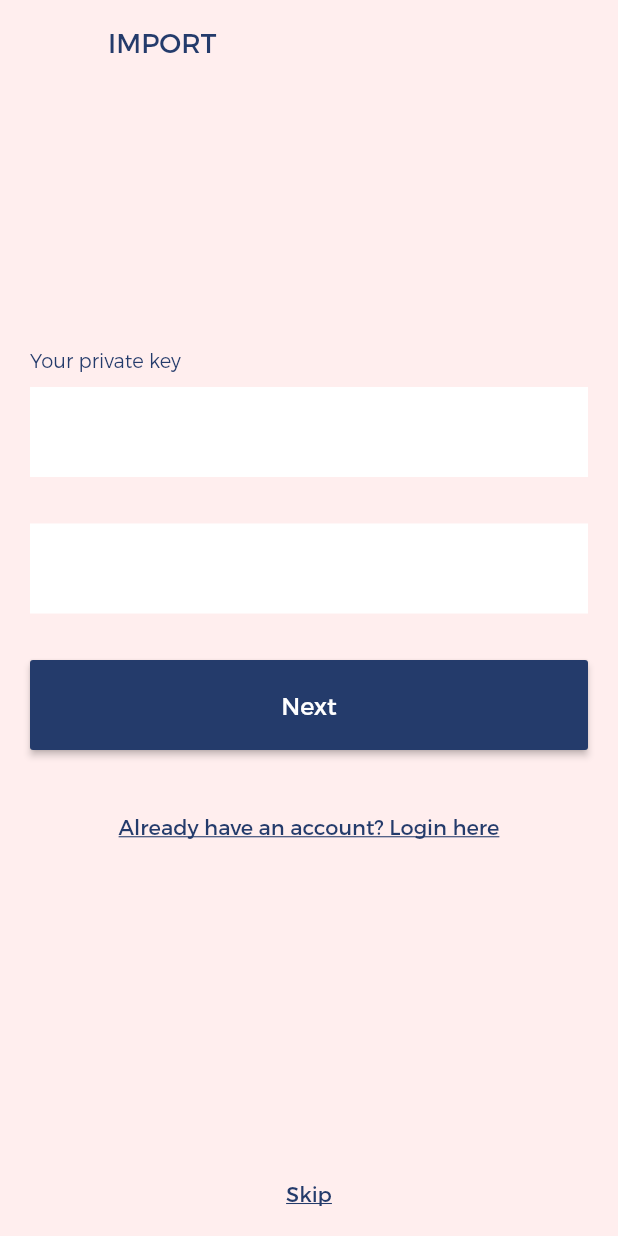
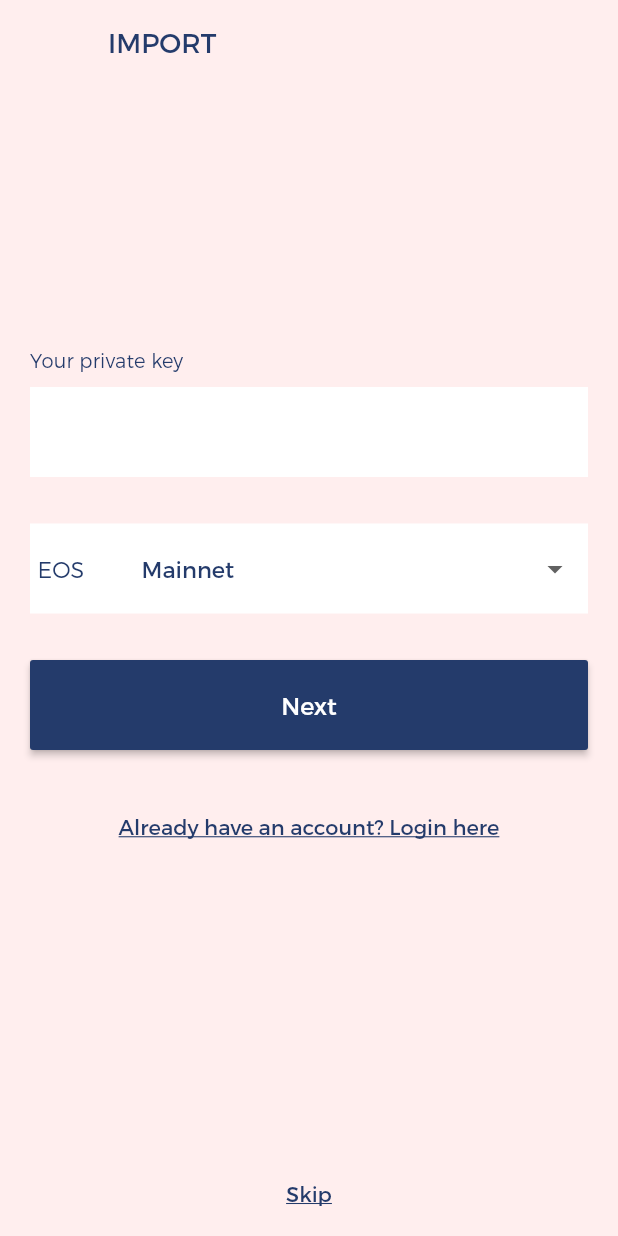
Before and after one commit to mroom-software/mr-pwd-mobile, a Flutter app: the screen it shows after launch, after a tap on "Import new private key", on a phone screen of 412 x 824 dp. Run offline on Flutter 3.47's test engine with Material 2 defaults, Android fonts, the phone set to English and light mode, and no system bars; our stand-ins replace dio, sqflite; accounts and stored records are empty.

Commit message:
[WIP] login + import flows

```diff
--- /dev/null
+++ b/lib/config/app.dart
@@ -0,0 +1,16 @@
+
+class AppConfig {
+
+
+  static final AppConfig _appConfig = new AppConfig._internal();
+
+  String baseURL = 'http://localhost:8000/api';
+
+  factory AppConfig() {
+    return _appConfig;
+  }
+
+  AppConfig._internal();
+}
+
+final app = AppConfig();
--- a/lib/routes.dart
+++ b/lib/routes.dart
@@ -16,7 +16,8 @@ class Routes extends StatelessWidget {
           title: TextStyle(fontSize: 18.0, fontStyle: FontStyle.normal, color: Color.fromRGBO(36, 59, 107, 1)),
           body1: TextStyle(fontSize: 15.0, fontStyle: FontStyle.normal, color: Color.fromRGBO(36, 59, 107, 1)),
           body2: TextStyle(fontSize: 15.0, fontWeight: FontWeight.w700, color: Color.fromRGBO(36, 59, 107, 1)),
-          display1: TextStyle(fontSize: 13.0, fontWeight: FontWeight.w100, color: Color.fromRGBO(36, 59, 107, 1)),
+          subtitle: TextStyle(fontSize: 13.0, fontWeight: FontWeight.w100, color: Color.fromRGBO(36, 59, 107, 1)),
+          display1: TextStyle(fontSize: 15.0, fontWeight: FontWeight.w100, color: Color.fromRGBO(36, 59, 107, 1)),
         ),
       ),
       routes: {
--- a/lib/screens/import.dart
+++ b/lib/screens/import.dart
@@ -33,7 +33,7 @@ class ImportScreen extends StatelessWidget {
                           padding: const EdgeInsets.fromLTRB(0, 0, 0, 10),
                           child: Text(
                             'Your private key',
-                            style: Theme.of(context).textTheme.display1,
+                            style: Theme.of(context).textTheme.subtitle,
                           ),
                         ),
                       )
--- a/lib/screens/login.dart
+++ b/lib/screens/login.dart
@@ -29,7 +29,7 @@ class LoginScreen extends StatelessWidget {
                         alignment: Alignment.bottomLeft,
                         child: Text(
                           'Password',
-                          style: Theme.of(context).textTheme.display1,
+                          style: Theme.of(context).textTheme.subtitle,
                         ),
                       )
                     ),
--- a/lib/services/api.dart
+++ b/lib/services/api.dart
@@ -1,12 +1,13 @@
 import 'dart:convert';
 
+import 'package:blockpass/config/app.dart';
 import 'package:dio/dio.dart';
 
 class BPApi {
 
   static final BPApi _singleton = new BPApi._internal();
   Dio _dio;
-  final String _baseUrl = 'http://localhost:8000/api';
+  final String _baseUrl = app.baseURL;
 
   factory BPApi() {
     return _singleton;
--- a/lib/widgets/text_combo_widget.dart
+++ b/lib/widgets/text_combo_widget.dart
@@ -1,23 +1,70 @@
 import 'package:flutter/material.dart';
 
-class TextComboWidget extends StatelessWidget {
+class TextComboWidget extends StatefulWidget {
 
   final String lblLeading;
   final String lblContent;
 
+
   TextComboWidget({Key key, this.lblLeading, this.lblContent}) : super(key: key);
 
   @override
+  _TextComboWidgetState createState() => _TextComboWidgetState();
+}
+
+class _TextComboWidgetState extends State<TextComboWidget> {
+  List _cities = ["Mainnet", "Kylin Testnet", "Jungle Testnet"];
+  List<DropdownMenuItem<String>> _dropDownMenuItems;
+
+  List<DropdownMenuItem<String>> getDropDownMenuItems() {
+    List<DropdownMenuItem<String>> items = new List();
+    for (String city in _cities) {
+      items.add(new DropdownMenuItem(
+          value: city,
+          child: new Text(city)
+      ));
+    }
+    return items;
+  }
+
+  @override
+  void initState() {
+    _dropDownMenuItems = getDropDownMenuItems();
+    super.initState();
+  }
+
+  @override
   Widget build(BuildContext context) {
-
     return Container(
       color: Colors.white,
       child: Row(
         children: <Widget>[
-
+          Expanded(
+            flex: 1,
+            child: Padding(
+              padding: const EdgeInsets.fromLTRB(5, 0, 0, 0),
+              child: Text(
+                this.widget.lblLeading,
+                style: Theme.of(context).textTheme.display1,
+              ),
+            ),
+          ),
+          Expanded(
+            flex: 4,
+            child: Padding(
+              padding: const EdgeInsets.fromLTRB(0, 0, 10, 0),
+              child: DropdownButton(
+                value: 'Mainnet',
+                items: _dropDownMenuItems,
+                onChanged: (selectedItem) => print(selectedItem),
+                isExpanded: true,
+                style: Theme.of(context).textTheme.body1,
+                underline: Container(),
+              ),
+            ),
+          ),
         ],
       ),
     );
   }
-
 }
```
